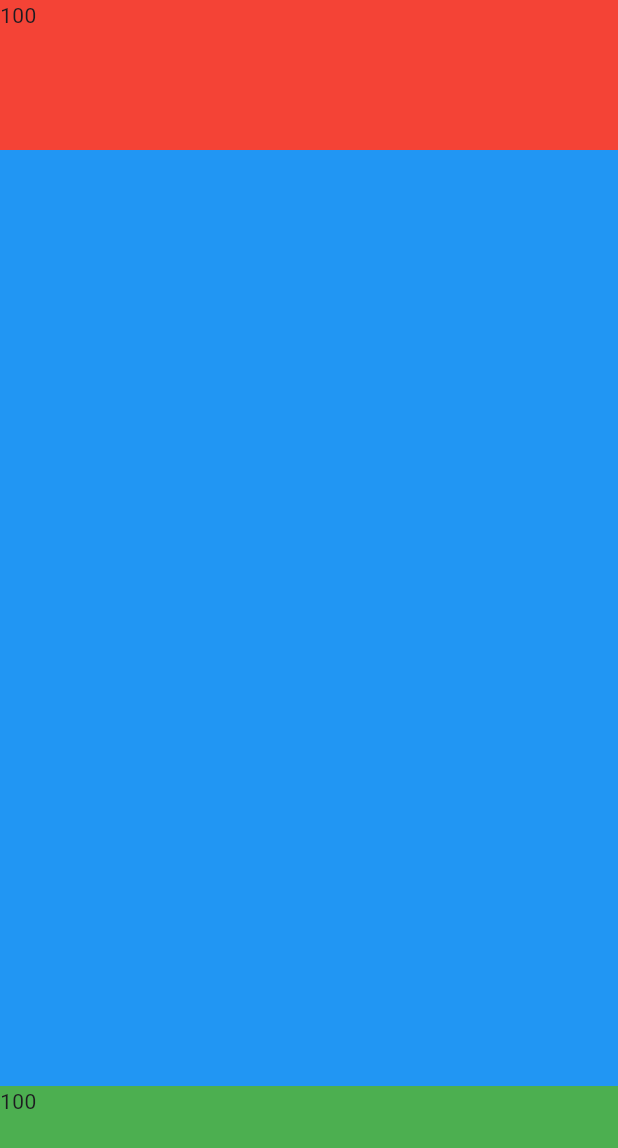
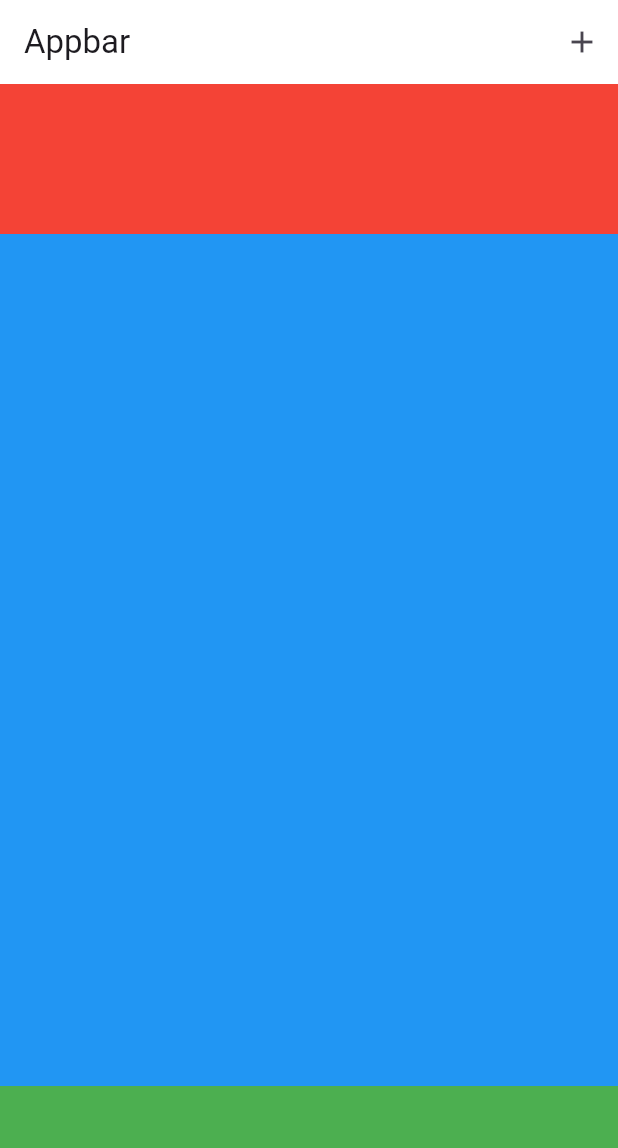
Before and after one commit to Thibaud-LAMON/flutter-exercises, a Flutter app: the screen it shows after launch, on a phone screen of 412 x 824 dp. Shown: the top 1148 px of the screen. Run offline on Flutter 3.47's test engine with Material 3 defaults, Android fonts, the phone set to English and light mode, and no system bars.

Commit message:
exercice 2

```diff
--- a/lib/main.dart
+++ b/lib/main.dart
@@ -10,13 +10,12 @@ class MyApp extends StatelessWidget {
   @override
   Widget build(BuildContext context) {
     return MaterialApp(
+      debugShowCheckedModeBanner: false,
       title: 'Flutter Demo',
       theme: ThemeData(
-
-        colorScheme: ColorScheme.fromSeed(seedColor: Colors.deepPurple),
         useMaterial3: true,
       ),
-      home: const MyHomePage(title: 'Nouveau texte'),
+      home: const MyHomePage(title: 'Appbar'),
     );
   }
 }
@@ -33,10 +32,13 @@ class _MyHomePageState extends State<MyHomePage> {
   @override
   Widget build(BuildContext context) {
     return Scaffold(
-      /*appBar: AppBar(
-        backgroundColor: Theme.of(context).colorScheme.inversePrimary,
+      appBar: AppBar(
+        backgroundColor: Colors.white,
         title: Text(widget.title),
-      ),*/
+        actions: <Widget>[
+          IconButton(icon: const Icon(Icons.add), onPressed: (){},)
+        ],
+      ),
       body: Center(
         child: Column(
           mainAxisAlignment: MainAxisAlignment.center,
@@ -45,7 +47,6 @@ class _MyHomePageState extends State<MyHomePage> {
               color: Colors.red,
               width: double.infinity,
               height: 100,
-              child: const Text('100'),
             ),
             Expanded(
               child: Container(
@@ -57,7 +58,6 @@ class _MyHomePageState extends State<MyHomePage> {
               color: Colors.green,
               width: double.infinity,
               height: 100,
-              child: const Text('100'),
             ),
           ],
         ),
```
